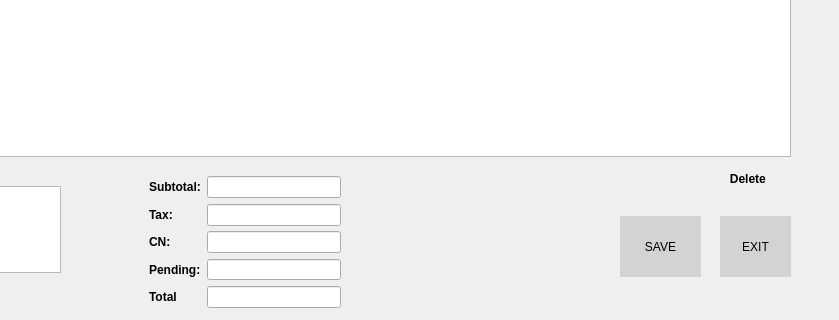
Old version of the form uis/invoice_form.ui in the repository andrei219/euromedia; both pictures show x 320 to 1159 and y 554 to 874 of the 1159 by 874 pixel window.
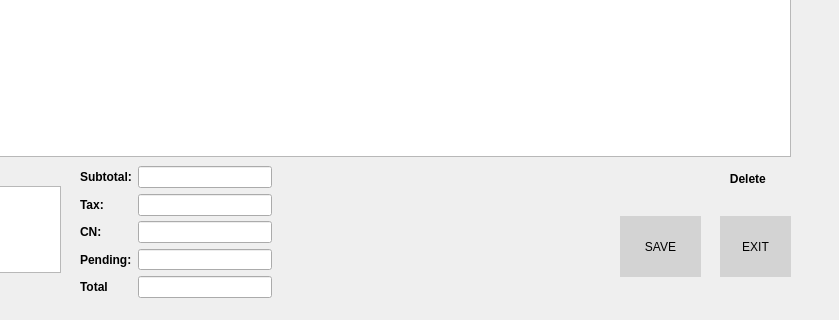
New version of the form. Icons and pictures are not drawn. Custom widgets are drawn as their Qt base class.

Commit message: Add sorting to invoices

```diff
--- a/uis/invoice_form.ui
+++ b/uis/invoice_form.ui
@@ -860,22 +860,6 @@
     <bool>true</bool>
    </property>
   </widget>
-  <widget class="QLabel" name="quantity">
-   <property name="geometry">
-    <rect>
-     <x>690</x>
-     <y>730</y>
-     <width>221</width>
-     <height>20</height>
-    </rect>
-   </property>
-   <property name="styleSheet">
-    <string notr="true">font:bold; </string>
-   </property>
-   <property name="text">
-    <string/>
-   </property>
-  </widget>
   <widget class="QLabel" name="label_28">
    <property name="geometry">
     <rect>
@@ -918,8 +902,8 @@
   <widget class="QWidget" name="layoutWidget">
    <property name="geometry">
     <rect>
-     <x>469</x>
-     <y>730</y>
+     <x>400</x>
+     <y>720</y>
      <width>192</width>
      <height>132</height>
     </rect>
@@ -1077,6 +1061,38 @@
     </rect>
    </property>
   </widget>
+  <widget class="QWidget" name="">
+   <property name="geometry">
+    <rect>
+     <x>620</x>
+     <y>720</y>
+     <width>401</width>
+     <height>16</height>
+    </rect>
+   </property>
+   <layout class="QHBoxLayout" name="horizontalLayout_3">
+    <item>
+     <widget class="QLabel" name="quantity">
+      <property name="styleSheet">
+       <string notr="true">font:bold; </string>
+      </property>
+      <property name="text">
+       <string/>
+      </property>
+     </widget>
+    </item>
+    <item>
+     <widget class="QLabel" name="selected">
+      <property name="styleSheet">
+       <string notr="true">font:bold; </string>
+      </property>
+      <property name="text">
+       <string/>
+      </property>
+     </widget>
+    </item>
+   </layout>
+  </widget>
  </widget>
  <customwidgets>
   <customwidget>
```
The commit also changes 5 other files.
